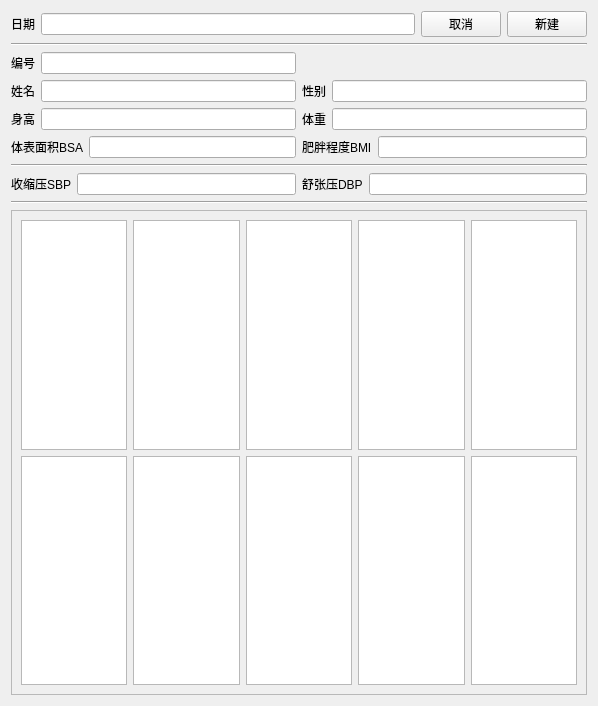
The window that UI/ui_new_single.ui (Orange-66/LAPS-v1.0) describes before a commit, drawn with Qt 5.
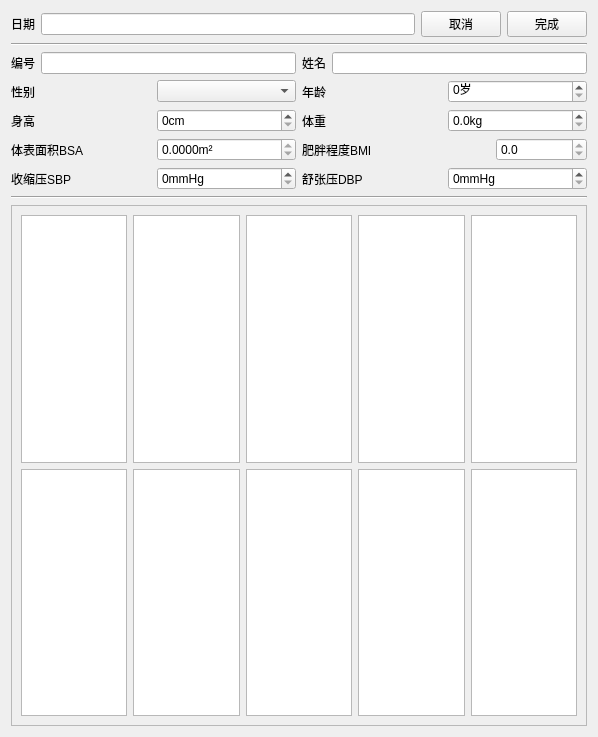
The same window after the commit.

Commit message: - 完成了新建功能的除图片部分以外的控件的信息获取；

Diff of the .ui file:
```diff
--- a/UI/ui_new_single.ui
+++ b/UI/ui_new_single.ui
@@ -7,7 +7,7 @@
     <x>0</x>
     <y>0</y>
     <width>598</width>
-    <height>706</height>
+    <height>737</height>
    </rect>
   </property>
   <property name="windowTitle">
@@ -26,23 +26,27 @@
         </widget>
        </item>
        <item>
-        <widget class="QLineEdit" name="lineEdit"/>
+        <widget class="QLineEdit" name="line_create_date">
+         <property name="readOnly">
+          <bool>true</bool>
+         </property>
+        </widget>
        </item>
       </layout>
      </item>
      <item>
       <layout class="QHBoxLayout" name="horizontalLayout_11">
        <item>
-        <widget class="QPushButton" name="pushButton_2">
+        <widget class="QPushButton" name="btn_cancel">
          <property name="text">
           <string>取消</string>
          </property>
         </widget>
        </item>
        <item>
-        <widget class="QPushButton" name="pushButton">
+        <widget class="QPushButton" name="btn_done">
          <property name="text">
-          <string>新建</string>
+          <string>完成</string>
          </property>
         </widget>
        </item>
@@ -59,21 +63,7 @@
    </item>
    <item>
     <layout class="QGridLayout" name="gridLayout">
-     <item row="0" column="0">
-      <layout class="QHBoxLayout" name="horizontalLayout_2">
-       <item>
-        <widget class="QLabel" name="label_2">
-         <property name="text">
-          <string>编号</string>
-         </property>
-        </widget>
-       </item>
-       <item>
-        <widget class="QLineEdit" name="lineEdit_2"/>
-       </item>
-      </layout>
-     </item>
-     <item row="1" column="0">
+     <item row="0" column="1">
       <layout class="QHBoxLayout" name="horizontalLayout_3">
        <item>
         <widget class="QLabel" name="label_3">
@@ -83,35 +73,56 @@
         </widget>
        </item>
        <item>
-        <widget class="QLineEdit" name="lineEdit_3"/>
+        <widget class="QLineEdit" name="line_name"/>
        </item>
       </layout>
      </item>
-     <item row="1" column="1">
-      <layout class="QHBoxLayout" name="horizontalLayout_5">
+     <item row="5" column="1">
+      <layout class="QHBoxLayout" name="horizontalLayout_10">
        <item>
-        <widget class="QLabel" name="label_4">
+        <widget class="QLabel" name="label_10">
          <property name="text">
-          <string>性别</string>
+          <string>舒张压DBP</string>
          </property>
         </widget>
        </item>
        <item>
-        <widget class="QLineEdit" name="lineEdit_4"/>
+        <widget class="QSpinBox" name="spin_dbp">
+         <property name="suffix">
+          <string>mmHg</string>
+         </property>
+         <property name="maximum">
+          <number>300</number>
+         </property>
+        </widget>
        </item>
       </layout>
      </item>
-     <item row="2" column="0">
-      <layout class="QHBoxLayout" name="horizontalLayout_4">
+     <item row="3" column="1">
+      <layout class="QHBoxLayout" name="horizontalLayout_8">
        <item>
-        <widget class="QLabel" name="label_8">
+        <widget class="QLabel" name="label_6">
          <property name="text">
-          <string>身高</string>
+          <string>肥胖程度BMI</string>
          </property>
         </widget>
        </item>
        <item>
-        <widget class="QLineEdit" name="lineEdit_8"/>
+        <widget class="QLabel" name="label_degree">
+         <property name="text">
+          <string/>
+         </property>
+        </widget>
+       </item>
+       <item>
+        <widget class="QDoubleSpinBox" name="spin_bmi">
+         <property name="readOnly">
+          <bool>true</bool>
+         </property>
+         <property name="decimals">
+          <number>1</number>
+         </property>
+        </widget>
        </item>
       </layout>
      </item>
@@ -125,7 +136,58 @@
         </widget>
        </item>
        <item>
-        <widget class="QLineEdit" name="lineEdit_5"/>
+        <widget class="QDoubleSpinBox" name="spin_weight">
+         <property name="showGroupSeparator" stdset="0">
+          <bool>false</bool>
+         </property>
+         <property name="suffix">
+          <string>kg</string>
+         </property>
+         <property name="decimals">
+          <number>1</number>
+         </property>
+         <property name="maximum">
+          <double>250.000000000000000</double>
+         </property>
+        </widget>
+       </item>
+      </layout>
+     </item>
+     <item row="0" column="0">
+      <layout class="QHBoxLayout" name="horizontalLayout_2">
+       <item>
+        <widget class="QLabel" name="label_2">
+         <property name="text">
+          <string>编号</string>
+         </property>
+        </widget>
+       </item>
+       <item>
+        <widget class="QLineEdit" name="line_id"/>
+       </item>
+      </layout>
+     </item>
+     <item row="2" column="0">
+      <layout class="QHBoxLayout" name="horizontalLayout_4">
+       <item>
+        <widget class="QLabel" name="label_8">
+         <property name="text">
+          <string>身高</string>
+         </property>
+        </widget>
+       </item>
+       <item>
+        <widget class="QSpinBox" name="spin_stature">
+         <property name="suffix">
+          <string>cm</string>
+         </property>
+         <property name="prefix">
+          <string/>
+         </property>
+         <property name="maximum">
+          <number>300</number>
+         </property>
+        </widget>
        </item>
       </layout>
      </item>
@@ -139,50 +201,70 @@
         </widget>
        </item>
        <item>
-        <widget class="QLineEdit" name="lineEdit_7"/>
+        <widget class="QDoubleSpinBox" name="spin_bsa">
+         <property name="readOnly">
+          <bool>true</bool>
+         </property>
+         <property name="suffix">
+          <string>m²</string>
+         </property>
+         <property name="decimals">
+          <number>4</number>
+         </property>
+        </widget>
        </item>
       </layout>
      </item>
-     <item row="3" column="1">
-      <layout class="QHBoxLayout" name="horizontalLayout_8">
+     <item row="1" column="1">
+      <layout class="QHBoxLayout" name="horizontalLayout_5">
        <item>
-        <widget class="QLabel" name="label_6">
+        <widget class="QLabel" name="label_4">
          <property name="text">
-          <string>肥胖程度BMI</string>
+          <string>年龄</string>
          </property>
         </widget>
        </item>
        <item>
-        <widget class="QLineEdit" name="lineEdit_6"/>
+        <widget class="QSpinBox" name="spin_age">
+         <property name="suffix">
+          <string>岁</string>
+         </property>
+         <property name="maximum">
+          <number>150</number>
+         </property>
+        </widget>
        </item>
       </layout>
      </item>
-    </layout>
-   </item>
-   <item>
-    <widget class="Line" name="line">
-     <property name="orientation">
-      <enum>Qt::Horizontal</enum>
-     </property>
-    </widget>
-   </item>
-   <item>
-    <layout class="QGridLayout" name="gridLayout_2">
-     <item row="0" column="1">
-      <layout class="QHBoxLayout" name="horizontalLayout_10">
+     <item row="1" column="0">
+      <layout class="QHBoxLayout" name="horizontalLayout_13">
        <item>
-        <widget class="QLabel" name="label_10">
+        <widget class="QLabel" name="label_11">
          <property name="text">
-          <string>舒张压DBP</string>
+          <string>性别</string>
          </property>
         </widget>
        </item>
        <item>
-        <widget class="QLineEdit" name="lineEdit_10"/>
+        <widget class="QComboBox" name="combo_gender">
+         <property name="currentIndex">
+          <number>-1</number>
+         </property>
+         <item>
+          <property name="text">
+           <string>男</string>
+          </property>
+         </item>
+         <item>
+          <property name="text">
+           <string>女</string>
+          </property>
+         </item>
+        </widget>
        </item>
       </layout>
      </item>
-     <item row="0" column="0">
+     <item row="5" column="0">
       <layout class="QHBoxLayout" name="horizontalLayout_9">
        <item>
         <widget class="QLabel" name="label_9">
@@ -192,7 +274,14 @@
         </widget>
        </item>
        <item>
-        <widget class="QLineEdit" name="lineEdit_9"/>
+        <widget class="QSpinBox" name="spin_sbp">
+         <property name="suffix">
+          <string>mmHg</string>
+         </property>
+         <property name="maximum">
+          <number>300</number>
+         </property>
+        </widget>
        </item>
       </layout>
      </item>
```
The commit also changes 4 other files.
